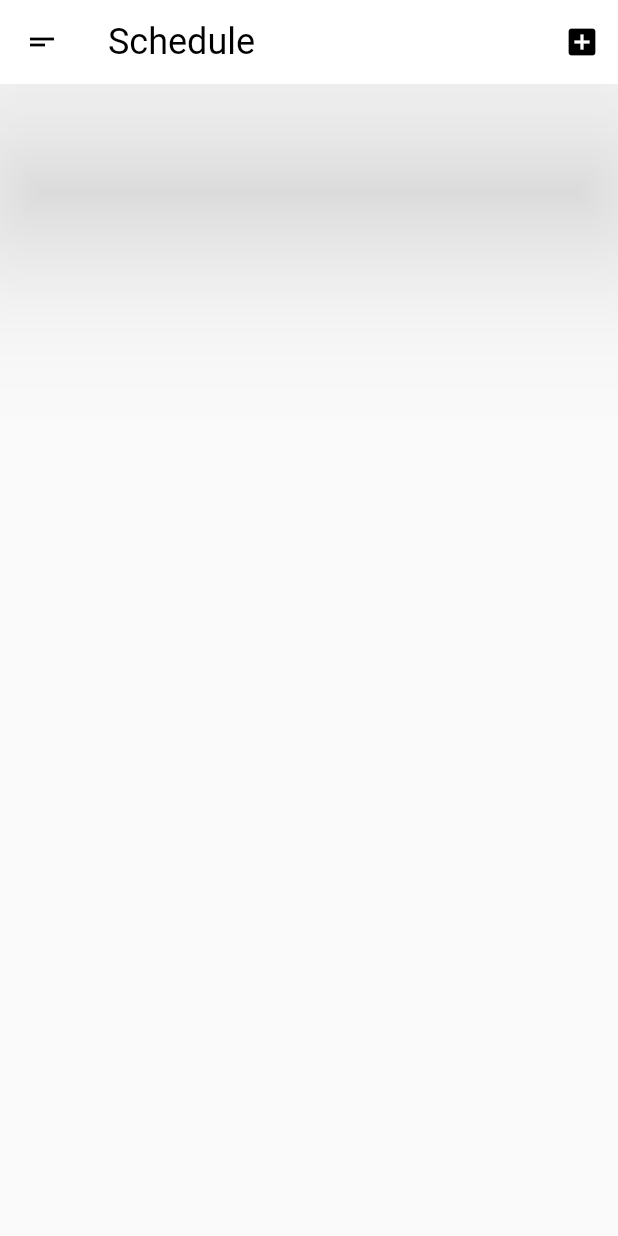
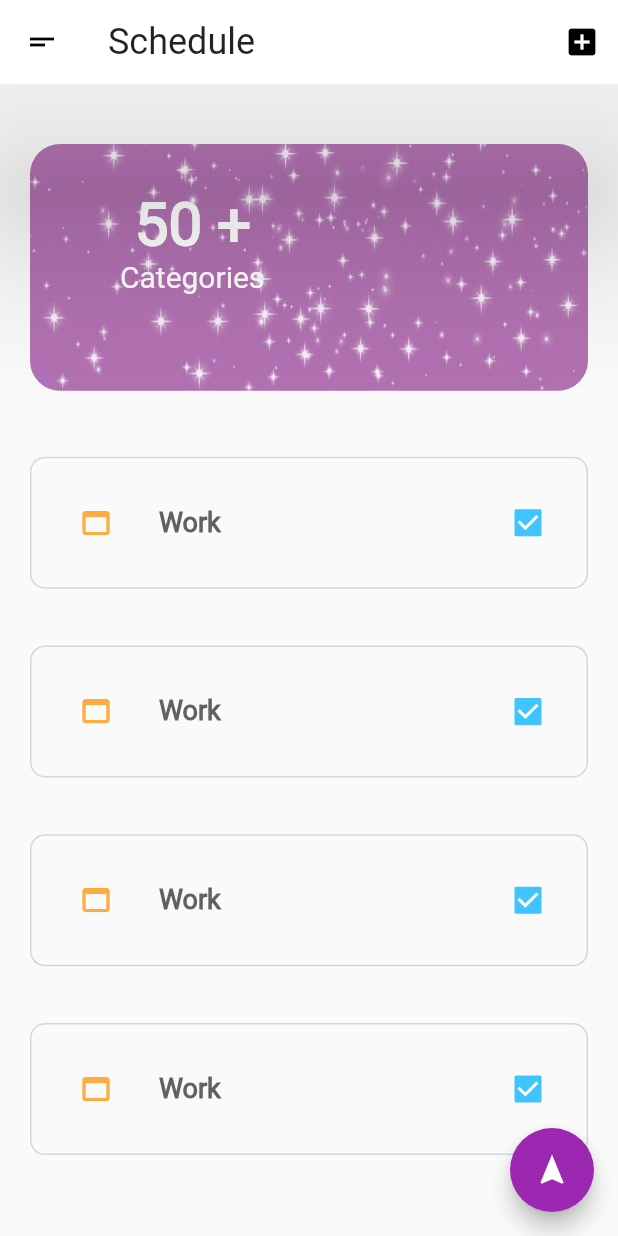
Before and after one commit to Krdnzbyza/FlutterLearnExamples, a Flutter app: the screen it shows after launch, on a phone screen of 412 x 824 dp. Run offline on Flutter 3.47's test engine with Material 2 defaults, Android fonts, the light colour scheme and no system bars; our stand-ins replace google_nav_bar, line_awesome_icons.

Commit message:
jjson parse page is completed and week 3 is completed

```diff
--- a/lib/main.dart
+++ b/lib/main.dart
@@ -6,6 +6,8 @@ import 'week2_http/http_request/http_hello.dart';
 import 'week2_http/http_request/jsan_placeholder_view.dart';
 import 'week2_google_package/package.dart';
 import 'week3/todolist.dart';
+import 'week3/jsonholder.dart';
+
 
 void main() => runApp(MyApp());
 
--- a/lib/week1/logın_page.dart
+++ b/lib/week1/logın_page.dart
@@ -1,7 +1,6 @@
 import 'package:flutter/material.dart';
 import 'package:flutter/services.dart';
 import 'list_view.dart';
-
 
 class LogPage extends StatefulWidget {
   @override
@@ -126,7 +125,7 @@ class _LogPageState extends State<LogPage> {
 
   Widget buildLogButton() {
     return Container(
-     padding: EdgeInsets.all(50.0),
+      padding: EdgeInsets.all(50.0),
       width: double.infinity,
       child: RaisedButton(
         elevation: 5,
--- a/lib/week3/todolist.dart
+++ b/lib/week3/todolist.dart
@@ -1,4 +1,5 @@
 import 'package:flutter/material.dart';
+import 'package:design/week3/jsonholder.dart';
 
 class ToDoListView extends StatefulWidget {
   @override
@@ -6,24 +7,161 @@ class ToDoListView extends StatefulWidget {
 }
 
 class _ToDoListViewState extends State<ToDoListView> {
+  bool remindMe = true;
   @override
   Widget build(BuildContext context) {
     return Scaffold(
-      appBar: AppBar(
-        leading: IconButton(
-            icon: Icon(Icons.short_text),
-            color: Colors.black,
-            onPressed: () {}),
-        backgroundColor: Colors.white,
-        title: Text('Schedule',
-            style: TextStyle(fontSize: 24, color: Colors.black)),
-        elevation: 50,
-        actions: [
-          IconButton(
-              icon: Icon(Icons.add_box), color: Colors.black, onPressed: () {}),
+      appBar: buildAppBar(),
+      body: buildSafeAreaMainDesign(),
+      floatingActionButton: buildFloatingActionButton(context),
+    );
+  }
+
+  SafeArea buildSafeAreaMainDesign() {
+    return SafeArea(
+      child: Column(
+        children: [
+          SizedBox(height: 40),
+          Expanded(flex: 2, child: buildContainerFirst()),
+          SizedBox(height: 30),
+          Expanded(flex: 6, child: buildColumnTask()),
+          SizedBox(height: 40),
+          // buildColumnTask(),
+          //JsonPlaceHolderData()
         ],
       ),
-      body: Container(),
+    );
+  }
+
+  FloatingActionButton buildFloatingActionButton(BuildContext context) {
+    return FloatingActionButton(
+      onPressed: () {
+        Navigator.push(
+          context,
+          MaterialPageRoute(builder: (context) => JsonPlaceHolderData()),
+        );
+      },
+      child: Icon(Icons.navigation),
+      backgroundColor: Colors.purple,
+    );
+  }
+
+  Column buildColumnTask() {
+    return Column(
+      mainAxisAlignment: MainAxisAlignment.spaceEvenly,
+      children: [
+        buildContainerTaskCard(),
+        SizedBox(height: 10),
+        buildContainerTaskCard(),
+        SizedBox(height: 10),
+        buildContainerTaskCard(),
+        SizedBox(height: 10),
+        buildContainerTaskCard(),
+      ],
+    );
+  }
+
+  AppBar buildAppBar() {
+    return AppBar(
+      leading: buildIconButton(),
+      backgroundColor: Colors.white,
+      title: buildText(),
+      elevation: 50,
+      actions: [
+        IconButton(
+            icon: Icon(Icons.add_box), color: Colors.black, onPressed: () {}),
+      ],
+    );
+  }
+
+  Text buildText() {
+    return Text(
+      'Schedule', //**Texti ortala
+      style: Theme.of(context).textTheme.headline5,
+    );
+  }
+
+  IconButton buildIconButton() {
+    return IconButton(
+        icon: Icon(Icons.short_text), color: Colors.black, onPressed: () {});
+  }
+
+  Container buildContainerTaskCard() {
+    return Container(
+      margin: EdgeInsets.symmetric(
+        horizontal:
+            20, //horizontal değiştirilmeli //getproportinatescreenwdith(10)
+      ),
+      padding: const EdgeInsets.all(15),
+      decoration: BoxDecoration(
+        border: Border.all(
+          color: Colors.blueGrey[100],
+        ),
+        borderRadius: BorderRadius.circular(10),
+      ),
+      child: Row(
+        children: [
+          Container(
+            padding: const EdgeInsets.all(16),
+            child: Icon(
+              Icons.web_asset,
+              color: Colors.orangeAccent,
+            ),
+          ),
+          SizedBox(
+            width: 14,
+          ),
+          Text(
+            "Work",
+            style: TextStyle(
+                fontSize: 18,
+                height: 1.2,
+                fontWeight: FontWeight.bold,
+                color: Colors.grey[700]),
+          ),
+          Spacer(),
+          Checkbox(
+            onChanged: (value) {
+              setState(() {
+                remindMe = value;
+              });
+            },
+            value: remindMe,
+            activeColor: Colors.lightBlueAccent,
+          )
+        ],
+      ),
+    );
+  }
+
+  Container buildContainerFirst() {
+    return Container(
+      margin: EdgeInsets.symmetric(
+        horizontal:
+            20, //horizontal değiştirilmeli //getproportinatescreenwdith(10)
+      ),
+      padding: EdgeInsets.symmetric(
+        horizontal: 60,
+        vertical: 30,
+      ),
+      width: double.infinity,
+      decoration: BoxDecoration(
+        image: DecorationImage(
+          image: AssetImage('assets/images/boxdecoration.jpg'),
+          fit: BoxFit.fill,
+        ),
+        borderRadius: BorderRadius.circular(20),
+      ),
+      child: Text.rich(TextSpan(
+        text: " 50 + \n",
+        style: TextStyle(
+            color: Colors.white, fontSize: 40, fontWeight: FontWeight.bold),
+        children: [
+          TextSpan(
+              text: "Categories",
+              style: TextStyle(fontSize: 20, fontWeight: FontWeight.normal))
+        ],
+      )),
     );
   }
 }
--- a/pubspec.yaml
+++ b/pubspec.yaml
@@ -51,6 +51,7 @@ flutter:
   # To add assets to your application, add an assets section, like this:
   assets:
     - assets/images/background.png
+    - assets/images/boxdecoration.jpg
 
   # An image asset can refer to one or more resolution-specific "variants", see
   # https://flutter.dev/assets-and-images/#resolution-aware.
```
Also changed, not shown: lib/week2_http/http_request/jsan_placeholder_view.dart (+37 -7 lines), lib/week3/jsonholder.dart (added, +97 -0 lines), lib/week3/model.dart/postt.dart (added, +24 -0 lines), assets/images/boxdecoration.jpg (added), lib/week3/model.dart/json.dart (deleted).
